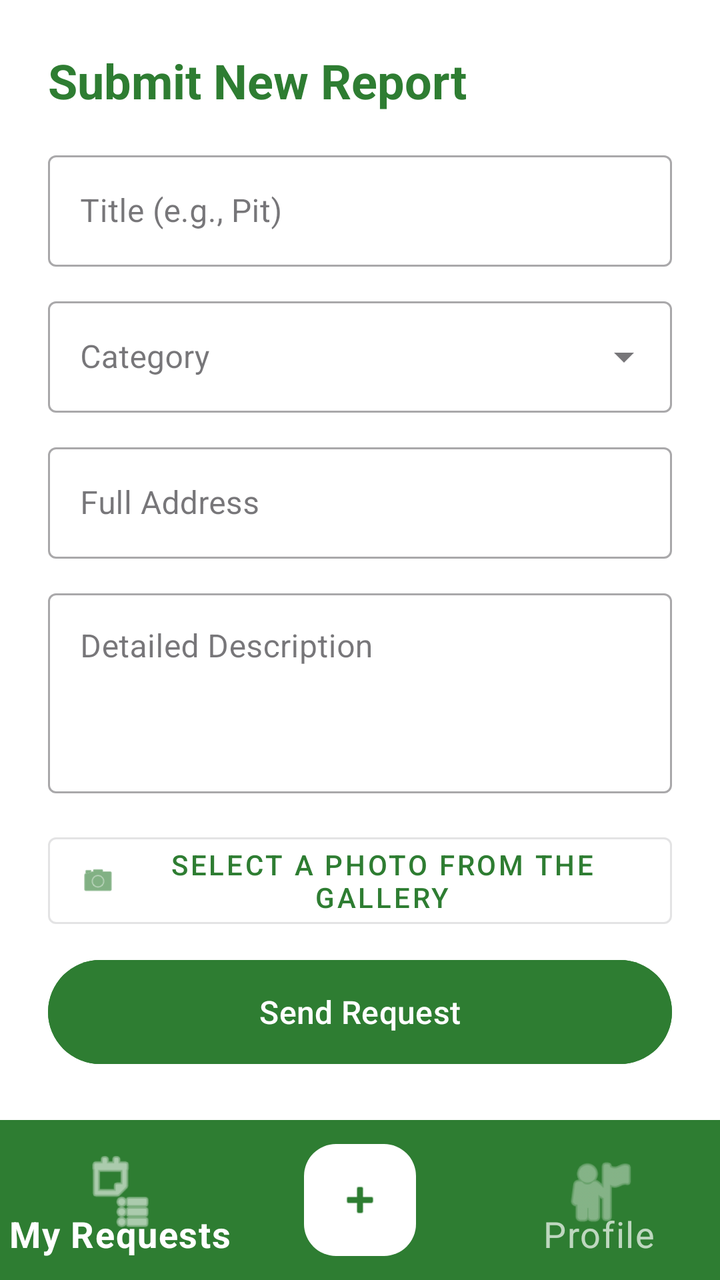
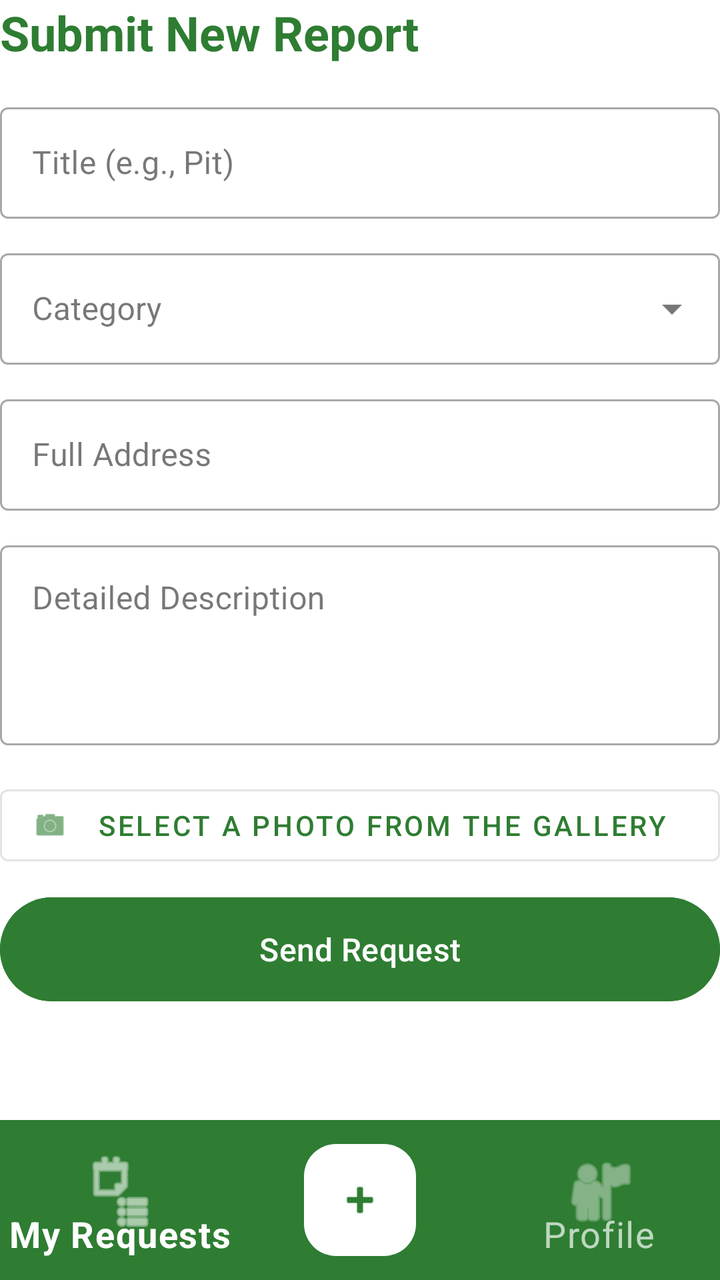

An Android layout rendered at two revisions. The XML below is the earlier revision; the diff shows what the commit changed to produce the second picture.
<!-- AndroidManifest.xml: application theme Theme.SmartCity -->
<!-- res/layout/fragment_submit_report.xml -->
<?xml version="1.0" encoding="utf-8"?>
<androidx.coordinatorlayout.widget.CoordinatorLayout
    xmlns:android="http://schemas.android.com/apk/res/android"
    xmlns:app="http://schemas.android.com/apk/res-auto"
    android:layout_width="match_parent"
    android:layout_height="match_parent"
    android:background="@color/green_background">


    <ScrollView
        android:layout_width="match_parent"
        android:layout_height="match_parent"
        android:paddingStart="24dp"
        android:paddingEnd="24dp"
        android:paddingTop="24dp"
        android:paddingBottom="150dp"
        android:clipToPadding="false">


        <LinearLayout
            android:layout_width="match_parent"
            android:layout_height="wrap_content"
            android:orientation="vertical">

            <TextView
                android:layout_width="match_parent"
                android:layout_height="wrap_content"
                android:text="Submit New Report"
                android:textSize="24sp"
                android:textColor="@color/green_primary"
                android:textStyle="bold"
                android:layout_marginBottom="16dp"/>

            <com.google.android.material.textfield.TextInputLayout
                style="@style/Widget.MaterialComponents.TextInputLayout.OutlinedBox"
                android:layout_width="match_parent"
                android:layout_height="wrap_content"
                android:layout_marginBottom="12dp"
                android:hint="Title (e.g., Pit)">
                <com.google.android.material.textfield.TextInputEditText
                    android:id="@+id/etTitle"
                    android:layout_width="match_parent"
                    android:layout_height="wrap_content" />
            </com.google.android.material.textfield.TextInputLayout>

            <com.google.android.material.textfield.TextInputLayout
                style="@style/Widget.MaterialComponents.TextInputLayout.OutlinedBox.ExposedDropdownMenu"
                android:layout_width="match_parent"
                android:layout_height="wrap_content"
                android:layout_marginBottom="12dp"
                android:hint="Category">

                <AutoCompleteTextView
                    android:id="@+id/etCategory"
                    android:layout_width="match_parent"
                    android:layout_height="wrap_content"
                    android:inputType="none" />
                

            </com.google.android.material.textfield.TextInputLayout>

            <com.google.android.material.textfield.TextInputLayout
                style="@style/Widget.MaterialComponents.TextInputLayout.OutlinedBox"
                android:layout_width="match_parent"
                android:layout_height="wrap_content"
                android:layout_marginBottom="12dp"
                android:hint="Full Address">
                <com.google.android.material.textfield.TextInputEditText
                    android:id="@+id/etAddress"
                    android:layout_width="match_parent"
                    android:layout_height="wrap_content" />
            </com.google.android.material.textfield.TextInputLayout>

            <com.google.android.material.textfield.TextInputLayout
                style="@style/Widget.MaterialComponents.TextInputLayout.OutlinedBox"
                android:layout_width="match_parent"
                android:layout_height="wrap_content"
                android:layout_marginBottom="16dp"
                android:hint="Detailed Description">
                <com.google.android.material.textfield.TextInputEditText
                    android:id="@+id/etDescription"
                    android:layout_width="match_parent"
                    android:layout_height="100dp"
                    android:gravity="top"
                    android:inputType="textMultiLine" />
            </com.google.android.material.textfield.TextInputLayout>

            <com.google.android.material.button.MaterialButton
                android:id="@+id/btnSelectImage"
                style="@style/Widget.MaterialComponents.Button.OutlinedButton"
                android:layout_width="match_parent"
                android:layout_height="wrap_content"
                android:text="Select a photo from the gallery"
                android:layout_marginBottom="8dp"
                app:icon="@android:drawable/ic_menu_camera"/>

            <ImageView
                android:id="@+id/ivPreview"
                android:layout_width="match_parent"
                android:layout_height="200dp"
                android:layout_marginBottom="16dp"
                android:scaleType="centerCrop"
                android:visibility="gone" />

            <ProgressBar
                android:id="@+id/progressBar"
                android:layout_width="wrap_content"
                android:layout_height="wrap_content"
                android:layout_gravity="center"
                android:visibility="gone"/>

            <com.google.android.material.button.MaterialButton
                android:id="@+id/btnSubmit"
                android:layout_width="match_parent"
                android:layout_height="60dp"
                android:text="Send Request"
                android:backgroundTint="@color/green_primary"
                android:textSize="16sp" />

        </LinearLayout>
    </ScrollView>


    <com.google.android.material.bottomappbar.BottomAppBar
        android:id="@+id/bottomAppBarSubmit"
        android:layout_width="match_parent"
        android:layout_height="wrap_content"
        android:layout_gravity="bottom"
        android:backgroundTint="@color/green_primary"
        app:contentInsetStart="0dp"
        app:contentInsetEnd="0dp"
        app:contentInsetLeft="0dp"
        app:contentInsetRight="0dp"
        android:padding="0dp"
        app:fabAlignmentMode="center"
        app:fabCradleMargin="10dp"
        app:fabCradleRoundedCornerRadius="20dp">

        <com.google.android.material.bottomnavigation.BottomNavigationView
            android:id="@+id/bottomNavSubmit"
            android:layout_width="match_parent"
            android:layout_height="wrap_content"
            android:background="@android:color/transparent"
            app:itemIconSize="40dp"
            app:itemPaddingTop="16dp"
            app:itemPaddingBottom="16dp"
            app:itemTextAppearanceActive="@style/BottomNavTextAppearanceActive"
            app:itemTextAppearanceInactive="@style/BottomNavTextAppearance"
            app:itemIconTint="@color/bottom_nav_color_selector"
            app:itemTextColor="@color/bottom_nav_color_selector"
            app:labelVisibilityMode="labeled"
            app:itemActiveIndicatorStyle="@null"
            app:itemRippleColor="@null"
            app:elevation="0dp"
            app:menu="@menu/bottom_nav_menu" />
    </com.google.android.material.bottomappbar.BottomAppBar>

    <com.google.android.material.floatingactionbutton.FloatingActionButton
        android:id="@+id/fabAddReportSubmit"
        android:layout_width="wrap_content"
        android:layout_height="wrap_content"
        android:src="@android:drawable/ic_input_add"
        app:layout_anchor="@id/bottomAppBarSubmit"
        app:layout_anchorGravity="center"
        app:tint="@color/green_primary"
        app:backgroundTint="@color/white"
        app:elevation="6dp" />

</androidx.coordinatorlayout.widget.CoordinatorLayout>
<!-- resources referenced by this layout -->
<resources>
  <color name="green_background">#FFFFFF</color>
  <color name="green_primary">#2E7D32</color>
  <color name="white">#FFFFFF</color>
  <style name="BottomNavTextAppearance" parent="TextAppearance.Material3.BodySmall">
          <item name="android:textSize">18sp</item>
      </style>
  <style name="BottomNavTextAppearanceActive" parent="TextAppearance.Material3.BodySmall">
          <item name="android:textSize">18sp</item>
          <item name="android:textStyle">bold</item>
      </style>
  <style name="Theme.SmartCity" parent="Base.Theme.SmartCity" />
  <style name="Base.Theme.SmartCity" parent="Theme.Material3.DayNight.NoActionBar">
  
          <item name="colorPrimary">@color/green_primary</item>
          <item name="colorSecondary">@color/green_secondary</item>
          <item name="colorOnPrimary">@color/white</item>
          <item name="colorSurface">@color/white</item>
          <item name="android:statusBarColor">@color/green_primary</item>
      </style>
  <color name="green_secondary">#4CAF50</color>
</resources>

<!-- the commit's change to res/layout/fragment_submit_report.xml (unified diff, before → after) -->
@@ -6,15 +6,12 @@
     android:layout_height="match_parent"
     android:background="@color/green_background">
 
-
     <ScrollView
         android:layout_width="match_parent"
         android:layout_height="match_parent"
-        android:paddingStart="24dp"
-        android:paddingEnd="24dp"
-        android:paddingTop="24dp"
-        android:paddingBottom="150dp"
-        android:clipToPadding="false">
+        android:paddingBottom="160dp"
+        android:clipToPadding="false"
+        android:fillViewport="true">
 
 
         <LinearLayout
